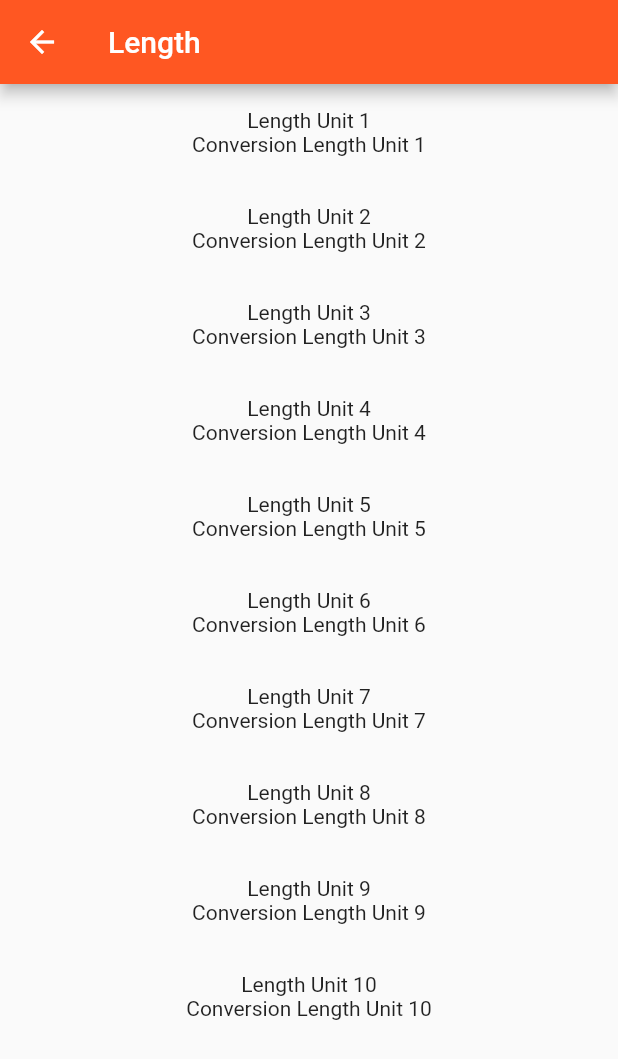
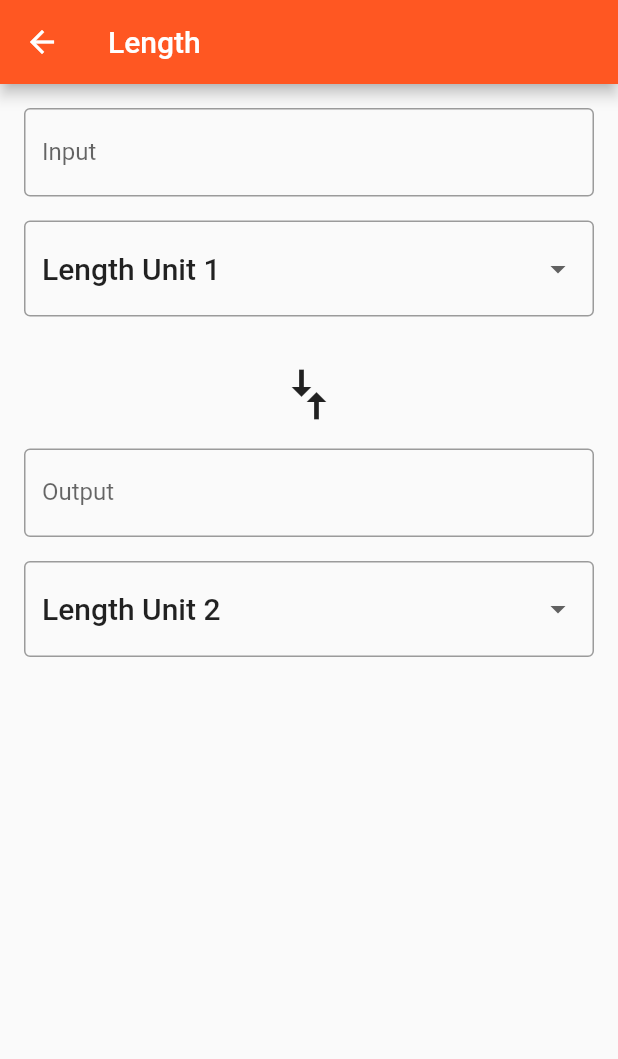
Before and after one commit to HassanSobhy/unit-converter-app, a Flutter app: the screen it shows after launch, after a tap on "Length", on a phone screen of 412 x 824 dp. Shown: the top 1059 px of the screen. Run offline on Flutter 3.47's test engine with Material 2 defaults, Android fonts, the phone set to English and light mode, and no system bars.

Commit message:
Implement ConverterScreen input/output fields

```diff
--- a/lib/screens/category_screen.dart
+++ b/lib/screens/category_screen.dart
@@ -9,6 +9,7 @@ class CategoryScreen extends StatefulWidget {
 }
 
 class _CategoryScreenState extends State<CategoryScreen> {
+
   List<Category> categories;
   static const _categoryNames = <String>[
     'Length',
@@ -33,15 +34,18 @@ class _CategoryScreenState extends State<CategoryScreen> {
       ));
     }
   }
+
   @override
   Widget build(BuildContext context) {
-
     return Scaffold(
       backgroundColor: _backgroundColor,
       appBar: _buildAppBar(),
       body: _buildCategoryWidgets(categories),
     );
   }
+
+
+
 
   ListView _buildCategoryWidgets(List<Category> categories) {
     return ListView.builder(
--- a/lib/screens/converter_screen.dart
+++ b/lib/screens/converter_screen.dart
@@ -2,16 +2,51 @@ import 'package:flutter/material.dart';
 import 'package:unit_converter/models/unit.dart';
 
 class ConverterScreen extends StatefulWidget {
+  final String name;
 
-  final String name ;
-
-  const ConverterScreen({ this.name});
+  const ConverterScreen({this.name});
 
   @override
   _ConverterScreenState createState() => _ConverterScreenState();
 }
 
 class _ConverterScreenState extends State<ConverterScreen> {
+  List<Unit> units;
+  Unit _fromValue;
+  Unit _toValue;
+  double _inputValue;
+  String _convertedValue = '';
+  List<DropdownMenuItem> _unitMenuItems;
+  bool _showValidationError = false;
+
+  @override
+  void initState() {
+    super.initState();
+    units = _retrieveUnitList(widget.name);
+    _createDropdownMenuItems();
+    _setDefaults();
+  }
+
+  @override
+  Widget build(BuildContext context) {
+    return Scaffold(
+      appBar: AppBar(
+        title: Text(widget.name),
+      ),
+      body: Column(
+
+        children: [
+          buildInput(),
+          buildArrows(),
+          buildOutput(),
+        ],
+      ),
+    );
+  }
+
+///////////////////////////
+//////HelperMethod////////
+
   /// Returns a list of mock [Unit]s.
   List<Unit> _retrieveUnitList(String categoryName) {
     return List.generate(10, (int i) {
@@ -23,36 +58,173 @@ class _ConverterScreenState extends State<ConverterScreen> {
     });
   }
 
-  @override
-  Widget build(BuildContext context) {
-  List<Unit> units = _retrieveUnitList(widget.name);
+  /// Sets the default values for the 'from' and 'to' [Dropdown]s.
+  void _setDefaults() {
+    setState(() {
+      _fromValue = units[0];
+      _toValue = units[1];
+    });
+  }
 
-    return Scaffold(
-      appBar: AppBar(
-        title: Text(widget.name),
-      ),
-      body: buildConverterListView(units),
+  /// Clean up conversion; trim trailing zeros, e.g. 5.500 -> 5.5, 10.0 -> 10
+  String _format(double conversion) {
+    var outputNum = conversion.toStringAsPrecision(7);
+    if (outputNum.contains('.') && outputNum.endsWith('0')) {
+      var i = outputNum.length - 1;
+      while (outputNum[i] == '0') {
+        i -= 1;
+      }
+      outputNum = outputNum.substring(0, i + 1);
+    }
+    if (outputNum.endsWith('.')) {
+      return outputNum.substring(0, outputNum.length - 1);
+    }
+    return outputNum;
+  }
+
+  void _updateConversion() {
+    setState(() {
+      _convertedValue =
+          _format(_inputValue * (_toValue.conversion / _fromValue.conversion));
+    });
+  }
+
+  void _updateInputValue(String input) {
+    setState(() {
+      if (input == null || input.isEmpty) {
+        _convertedValue = '';
+      } else {
+        // Even though we are using the numerical keyboard, we still have to check
+        // for non-numerical input such as '5..0' or '6 -3'
+        try {
+          final inputDouble = double.parse(input);
+          _showValidationError = false;
+          _inputValue = inputDouble;
+          _updateConversion();
+        } on Exception catch (e) {
+          print('Error: $e');
+          _showValidationError = true;
+        }
+      }
+    });
+  }
+
+  Unit _getUnit(String unitName) {
+    return units.firstWhere(
+      (Unit unit) {
+        return unit.name == unitName;
+      },
+      orElse: null,
     );
   }
 
-  ListView buildConverterListView(List<Unit> units) {
-    return ListView.builder(
-        itemCount: units.length,
-        itemBuilder: (context,index){
-          return buildConverterItem(units, index);
-        });
+  void _updateFromConversion(dynamic unitName) {
+    setState(() {
+      _fromValue = _getUnit(unitName);
+    });
+    if (_inputValue != null) {
+      _updateConversion();
+    }
   }
 
-  Container buildConverterItem(List<Unit> units, int index) {
-    return Container(
-            padding: EdgeInsets.all(16),
-            child: Column(
-              children: [
-                Text(units[index].name),
-                Text("Conversion ${units[index].name}"),
+  void _updateToConversion(dynamic unitName) {
+    setState(() {
+      _toValue = _getUnit(unitName);
+    });
+    if (_inputValue != null) {
+      _updateConversion();
+    }
+  }
 
-              ],
+///////////////////////////
+///////////////////////////
+
+///////////////////////////
+//////HelperWidgets////////
+
+  /// Creates fresh list of [DropdownMenuItem] widgets, given a list of [Unit]s.
+  void _createDropdownMenuItems() {
+    var newItems = <DropdownMenuItem>[];
+    for (var unit in units) {
+      newItems.add(DropdownMenuItem(
+        value: unit.name,
+        child: Container(
+          child: Text(
+            unit.name,
+            softWrap: true,
+          ),
+        ),
+      ));
+    }
+    setState(() {
+      _unitMenuItems = newItems;
+    });
+  }
+
+  Widget _createDropdown(String currentValue, ValueChanged<dynamic> onChanged) {
+    return Padding(
+      padding: const EdgeInsets.symmetric(vertical: 16),
+      child: DropdownButtonFormField(
+          decoration: InputDecoration(
+            border: OutlineInputBorder()
+          ),
+          value: currentValue,
+          items: _unitMenuItems,
+          onChanged: onChanged,
+          style: Theme.of(context).textTheme.title,
+        ),
+    );
+  }
+
+  Padding buildInput() {
+    return Padding(
+      padding: EdgeInsets.all(16),
+      child: Column(
+        children: [
+          TextFormField(
+            decoration: InputDecoration(
+              errorText: _showValidationError ? "Invaild number entered" : null,
+              labelText: "Input",
+              border: OutlineInputBorder(),
             ),
-          );
+            keyboardType: TextInputType.number,
+            onChanged: _updateInputValue,
+          ),
+          _createDropdown(_fromValue.name, _updateFromConversion)
+        ],
+      ),
+    );
   }
+
+  Widget buildArrows() {
+    return RotatedBox(
+      quarterTurns: 1,
+      child: Icon(
+        Icons.compare_arrows,
+        size: 40.0,
+      ),
+    );
+  }
+
+  Padding buildOutput() {
+    return Padding(
+      padding: EdgeInsets.all(16),
+      child: Column(
+        children: [
+          TextFormField(
+            decoration: InputDecoration(
+              labelText: "Output",
+              border: OutlineInputBorder(),
+            ),
+            keyboardType: TextInputType.number,
+            onChanged: null,
+          ),
+          _createDropdown(_toValue.name, _updateToConversion),
+        ],
+      ),
+    );
+  }
+///////////////////////////
+///////////////////////////
+
 }
```
